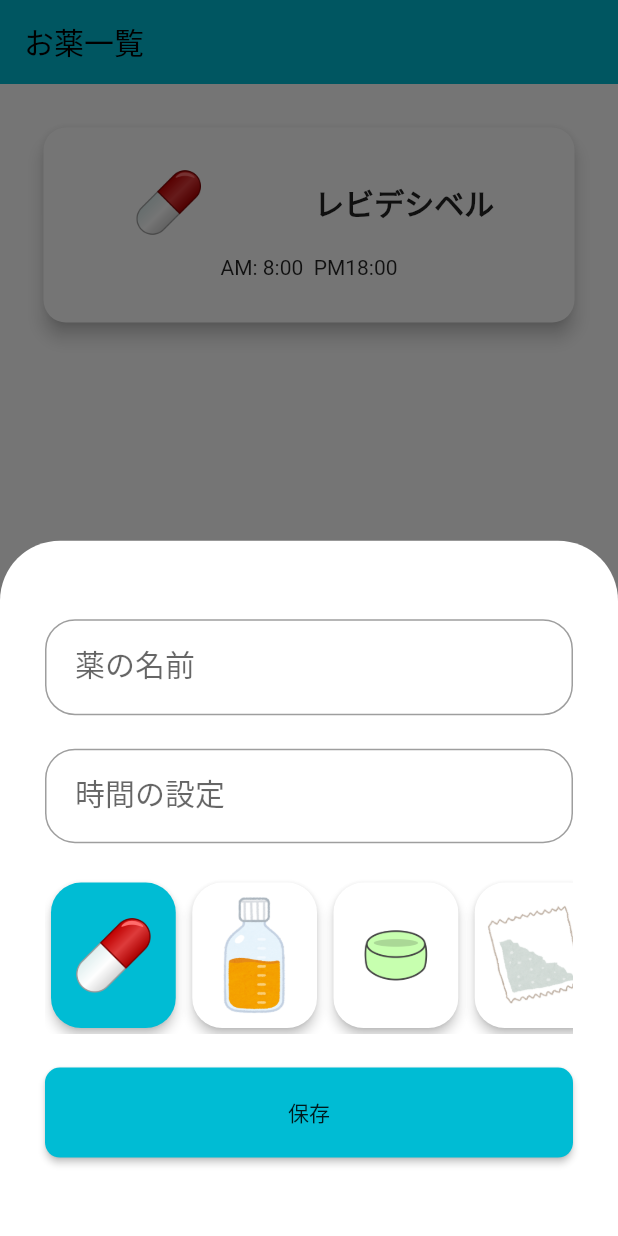
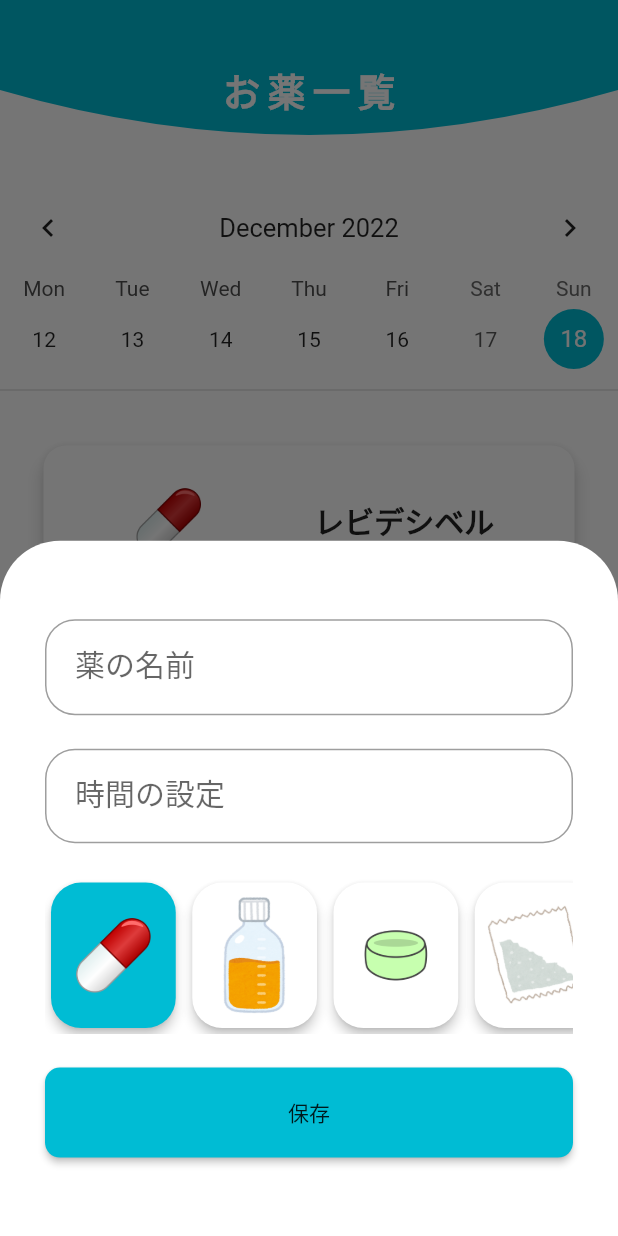
Before and after one commit to YUSUKESUP/Medicine_Remainder_App, a Flutter app: the screen it shows after launch, after a tap on the "add" icon, on a phone screen of 412 x 824 dp. Run offline on Flutter 3.47's test engine with Material 2 defaults, Android fonts, the phone set to English and light mode, and no system bars; drawn by our look-alikes of flutter_slidable, table_calendar.

Commit message:
カレンダーとカスタムアップバーを追加

```diff
--- /dev/null
+++ b/lib/appbar_custom.dart
@@ -0,0 +1,25 @@
+import 'package:flutter/material.dart';
+import 'package:flutter/cupertino.dart';
+
+//カスタムAPPBARの作成
+
+class AppbarCustom extends CustomClipper<Path> {
+  @override
+  Path getClip(Size size) {
+    double height = size.height;
+    double width = size.width;
+    var path = Path();
+
+    path.lineTo(0, height - 60);
+    path.quadraticBezierTo(width / 2, height, width, height - 60);
+    path.lineTo(width, 0);
+    path.close();
+    return path;
+  }
+
+  @override
+  bool shouldReclip(covariant CustomClipper<Path> oldClipper) {
+    return true;
+  }
+
+}
--- /dev/null
+++ b/lib/calender_screen.dart
@@ -0,0 +1,42 @@
+import 'package:flutter/material.dart';
+import 'package:table_calendar/table_calendar.dart';
+
+//カレンダーの作成
+
+var now = DateTime.now();
+var firstDay = DateTime(now.year,now.month -3, now.day);
+var lastDay = DateTime(now.year,now.month +3, now.day);
+
+class CalendarScreen extends StatefulWidget {
+  const CalendarScreen({Key? key}) : super(key: key);
+
+  @override
+  State<CalendarScreen> createState() => _CalendarScreenState();
+}
+
+class _CalendarScreenState extends State<CalendarScreen> {
+
+  CalendarFormat format = CalendarFormat.week;
+
+  @override
+  Widget build(BuildContext context) {
+    return Column(
+      children: [
+        TableCalendar(
+          focusedDay: now,
+          firstDay: firstDay,
+          lastDay: lastDay,
+          calendarFormat: format,
+          startingDayOfWeek: StartingDayOfWeek.monday,
+          headerStyle: const HeaderStyle(formatButtonVisible: false,titleCentered: true),
+          calendarStyle: CalendarStyle(
+            todayDecoration: BoxDecoration(
+                color: Colors.cyan,
+                shape: BoxShape.circle
+            ),
+          ),
+        ),
+      ],
+    );
+  }
+}
--- a/lib/home_page.dart
+++ b/lib/home_page.dart
@@ -1,5 +1,7 @@
 import 'package:flutter/material.dart';
 import '../todo_tile.dart';
+import 'appbar_custom.dart';
+import 'calender_screen.dart';
 import 'dialog_box.dart';
 
 
@@ -19,6 +21,8 @@ class _MyHomePageState extends State<MyHomePage> {
 
   List toDoList = [
     ['assets/12361.png','レビデシベル','AM: 8:00'+'  '+'PM18:00'],
+    ['assets/12361.png','レビデシベル','AM: 8:00'+'  '+'PM18:00'],
+    ['assets/12361.png','レビデシベル','AM: 8:00'+'  '+'PM18:00'],
   ];
 
   void saveNewTask() {
@@ -27,10 +31,7 @@ class _MyHomePageState extends State<MyHomePage> {
       _controller.clear();
     });
     Navigator.of(context).pop();
-
   }
-
-
 
   void createNewTask() {
     showModalBottomSheet(
@@ -41,7 +42,6 @@ class _MyHomePageState extends State<MyHomePage> {
             controller: _controller,
             timeController: _timeController,
             onSave:saveNewTask,
-
           );
         }
     );
@@ -59,14 +59,36 @@ class _MyHomePageState extends State<MyHomePage> {
     return Scaffold(
       backgroundColor: Colors.white,
       appBar: AppBar(
-        title: Text('お薬一覧'),
+        toolbarHeight: 120,
+        backgroundColor: Colors.transparent,
         elevation: 0,
+        flexibleSpace: ClipPath(
+          clipper: AppbarCustom(),
+          child: Container(
+            height: 180,
+            width: MediaQuery.of(context).size.width,
+            color: Colors.cyan,
+            child: const Center(
+              child: Text('お薬一覧',
+                style: TextStyle(
+                  color: Colors.white,
+                  fontSize: 25,
+                  fontWeight: FontWeight.bold,
+                  letterSpacing: 5,
                 ),
-      floatingActionButton: FloatingActionButton(
-        onPressed: createNewTask,
-        child: Icon(Icons.add),
               ),
-      body: ListView.builder(
+            ),
+          ),
+        ),
+      ),
+
+      body: Column(
+        children: [
+          CalendarScreen(),
+          Divider(thickness: 1),
+          Container(
+            height: 600,
+            child: ListView.builder(
               itemCount: toDoList.length,
               itemBuilder: (context,index) {
                 return ToDoTile(
@@ -77,6 +99,13 @@ class _MyHomePageState extends State<MyHomePage> {
                 );
               },
             ),
+          ),
+        ],
+      ),
+      floatingActionButton: FloatingActionButton(
+        onPressed: createNewTask,
+        child: Icon(Icons.add),
+      ),
     );
   }
 }
--- a/lib/select_medicine.dart
+++ b/lib/select_medicine.dart
@@ -16,10 +16,10 @@ class _SelectCardState extends State<SelectCard> {
   int selectedIndex = 0;
 
   final List<CardItem> items = [
-    CardItem('assets/12361.png', true),
-    CardItem('assets/medical_syrup_kusuri.png', false),
-    CardItem('assets/medicine-2.png', false),
-    CardItem('assets/medicine_konagusuri.png', false),
+    CardItem('assets/12361.png'),
+    CardItem('assets/medical_syrup_kusuri.png'),
+    CardItem('assets/medicine-2.png'),
+    CardItem('assets/medicine_konagusuri.png'),
 
   ];
 
@@ -38,6 +38,7 @@ class _SelectCardState extends State<SelectCard> {
 
               setState(() {
                 selectedIndex = index;
+
 
               });
             },
@@ -70,6 +71,6 @@ class _SelectCardState extends State<SelectCard> {
 
 class CardItem {
   final String  image;
-  final bool  isChoose;
-  CardItem(this.image,this.isChoose);
+
+  CardItem(this.image,);
 }
--- a/lib/todo_tile.dart
+++ b/lib/todo_tile.dart
@@ -5,7 +5,7 @@ import 'package:intl/intl.dart';
 class ToDoTile extends StatelessWidget {
   final String taskName;
   final String selectedImage;
-  String alarmTime;
+  final String alarmTime;
   Function(BuildContext)?  deleteFunction;
 
   ToDoTile({
--- a/pubspec.yaml
+++ b/pubspec.yaml
@@ -42,6 +42,7 @@ dependencies:
 dev_dependencies:
   flutter_test:
     sdk: flutter
+  table_calendar: ^3.0.8
 
   # The "flutter_lints" package below contains a set of recommended lints to
   # encourage good coding practices. The lint set provided by the package is
```
Also changed, not shown: pubspec.lock. Lines whose indentation alone changed are shown as unchanged.
